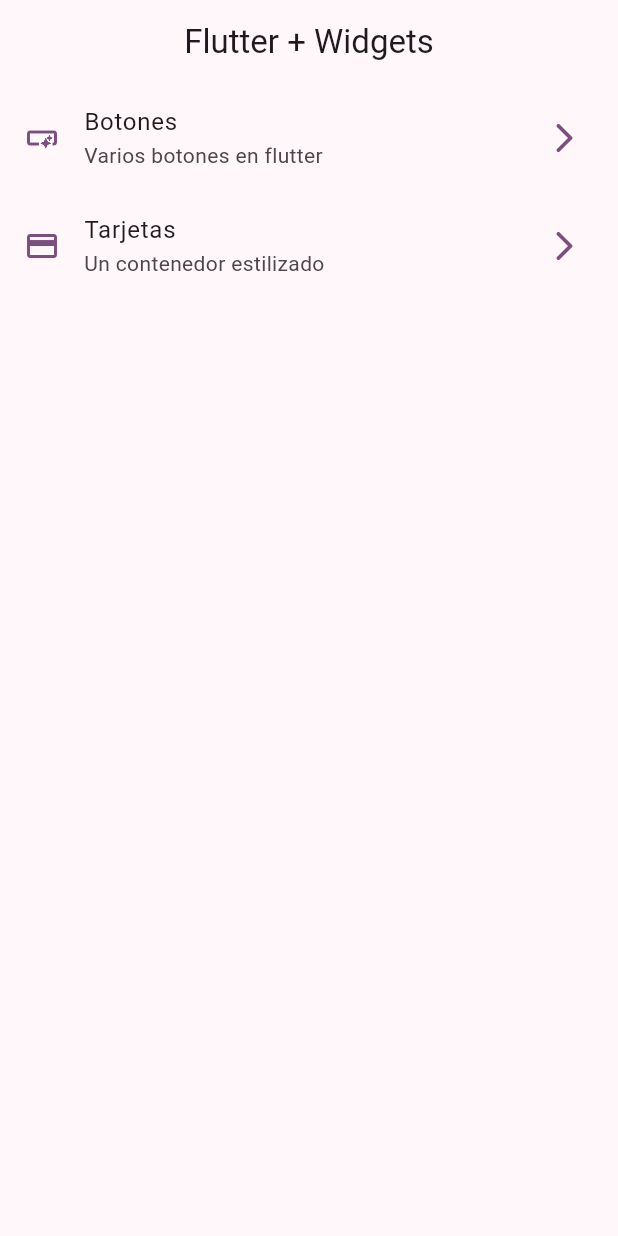
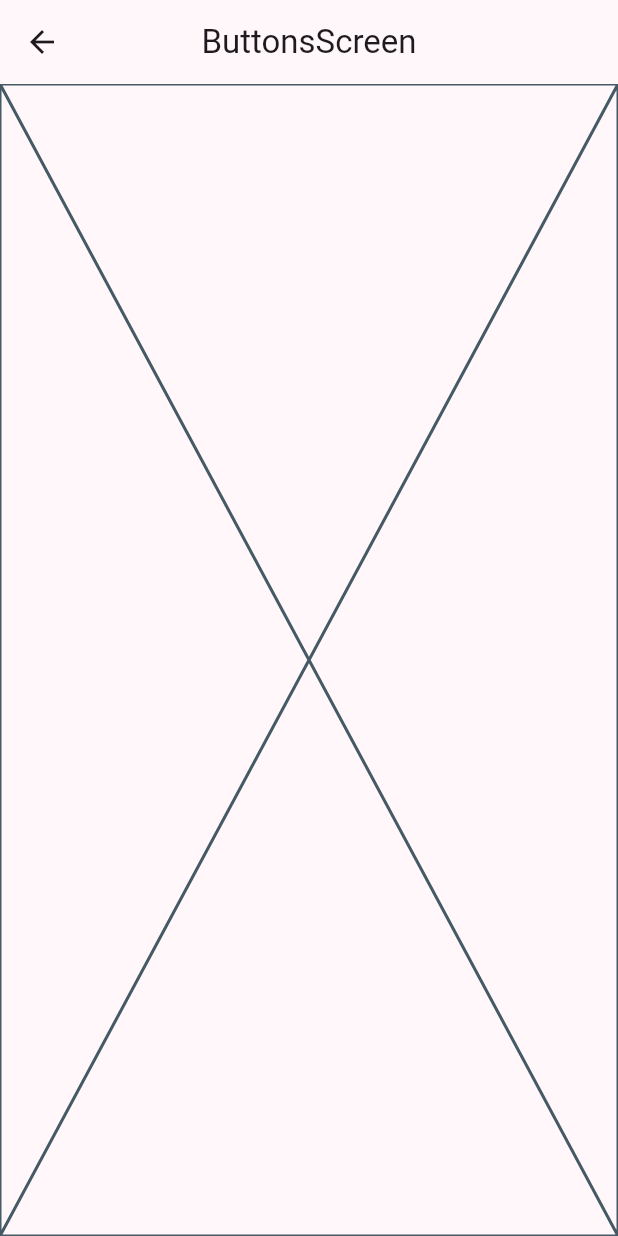
Before and after one commit to matuumdq/widgets_app, a Flutter app: the screen it shows after launch, after a tap on "Botones", on a phone screen of 412 x 824 dp. Run offline on Flutter 3.47's test engine with Material 2 defaults, Android fonts, the phone set to English and light mode, and no system bars.

```diff
--- a/lib/config/menu/menu_items.dart
+++ b/lib/config/menu/menu_items.dart
@@ -22,6 +22,6 @@ const appMenuItems = <MenuItem>[
   MenuItem(
       title: 'Tarjetas',
       subTitle: 'Un contenedor estilizado',
-      link: '/card',
+      link: '/cards',
       icon: Icons.credit_card),
 ];
--- a/lib/main.dart
+++ b/lib/main.dart
@@ -1,5 +1,7 @@
 import 'package:flutter/material.dart';
 import 'package:widget_app/config/theme/app_theme.dart';
+import 'package:widget_app/presentation/screens/buttons/buttons_screen.dart';
+import 'package:widget_app/presentation/screens/cards/cards_screen.dart';
 import 'package:widget_app/presentation/screens/home/home_screen.dart';
 
 void main() {
@@ -15,6 +17,11 @@ class MyApp extends StatelessWidget {
     return MaterialApp(
         debugShowCheckedModeBanner: false,
         theme: AppTheme(selectedColor: 4).getTheme(),
-        home: const HomeScreen());
+        home: const HomeScreen(),
+        routes: {
+          '/buttons': (context) => const ButtonsScreen(),
+          '/cards': (context) => const CardsScreen(),
+        });
+    {}
   }
 }
--- /dev/null
+++ b/lib/presentation/screens/buttons/buttons_screen.dart
@@ -0,0 +1,15 @@
+import 'package:flutter/material.dart';
+
+class ButtonsScreen extends StatelessWidget {
+  const ButtonsScreen({super.key});
+
+  @override
+  Widget build(BuildContext context) {
+    return Scaffold(
+      appBar: AppBar(
+        title: const Text('ButtonsScreen'),
+      ),
+      body: const Placeholder(),
+    );
+  }
+}
--- a/lib/presentation/screens/home/home_screen.dart
+++ b/lib/presentation/screens/home/home_screen.dart
@@ -1,5 +1,6 @@
 import 'package:flutter/material.dart';
 import 'package:widget_app/config/menu/menu_items.dart';
+import 'package:widget_app/presentation/screens/buttons/buttons_screen.dart';
 
 class HomeScreen extends StatelessWidget {
   const HomeScreen({super.key});
@@ -51,7 +52,12 @@ class _CustomListTile extends StatelessWidget {
       title: Text(menuItem.title),
       subtitle: Text(menuItem.subTitle),
       onTap: () {
-        // TODO navegar a otras pantallas
+        // Navigator.of(context).push(
+        //   MaterialPageRoute(
+        //     builder: (context) => const ButtonsScreen(),
+        //   ),
+        // );
+        Navigator.pushNamed(context, menuItem.link);
       },
     );
   }
```
Also changed, not shown: lib/presentation/screens/cards/cards_screen.dart (added, +15 -0 lines).
